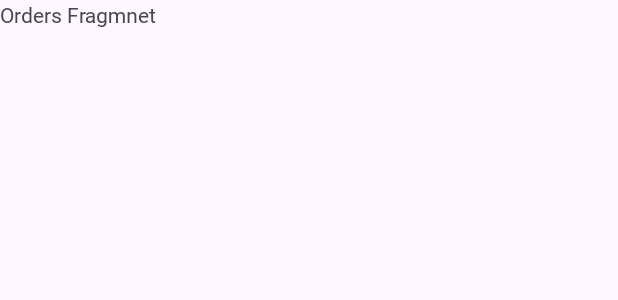
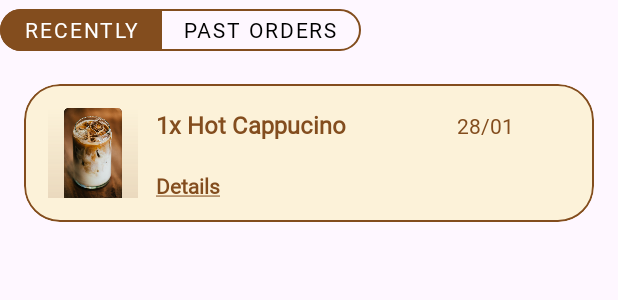
Before and after one commit to AhmedSamy02/BrewBuddy, an Android app: the layout fragment_order.xml on its own in the app's theme, with its tools: preview values and no code run, on a phone screen of 412 x 824 dp. Shown: the top 300 px of the screen. Run offline under Robolectric (Android 15) with nearby library versions, the phone set to English and light mode, and no system bars.

Commit message:
Order History UI

```diff
--- a/app/build.gradle.kts
+++ b/app/build.gradle.kts
@@ -80,4 +80,5 @@ dependencies {
 
 
 
+
 }
--- /dev/null
+++ b/app/src/main/res/color/segment_bg_selector.xml
@@ -0,0 +1,5 @@
+<?xml version="1.0" encoding="utf-8"?>
+<selector xmlns:android="http://schemas.android.com/apk/res/android">
+    <item android:color="#834D1E" android:state_checked="true"/>
+    <item android:color="@android:color/transparent"/>
+</selector>
--- /dev/null
+++ b/app/src/main/res/color/segment_text_selector.xml
@@ -0,0 +1,6 @@
+<?xml version="1.0" encoding="utf-8"?>
+<selector xmlns:android="http://schemas.android.com/apk/res/android">
+    <item android:color="#FFFFFF" android:state_checked="true"/>
+    <item android:color="#000000" android:state_checked="false"/>
+    <item android:color="@android:color/transparent"/>
+</selector><?xml version="1.0" encoding="utf-8"?>
--- a/app/src/main/res/layout/fragment_order.xml
+++ b/app/src/main/res/layout/fragment_order.xml
@@ -1,14 +1,43 @@
 <?xml version="1.0" encoding="utf-8"?>
-<FrameLayout xmlns:android="http://schemas.android.com/apk/res/android"
+<LinearLayout xmlns:android="http://schemas.android.com/apk/res/android"
     xmlns:tools="http://schemas.android.com/tools"
     android:layout_width="match_parent"
     android:layout_height="match_parent"
+    xmlns:app="http://schemas.android.com/apk/res-auto"
+    android:orientation="vertical"
     tools:context=".presentation.screens.order.OrderFragment">
 
     <!-- TODO: Update blank fragment layout -->
-    <TextView
+    <com.google.android.material.button.MaterialButtonToggleGroup
+        android:id="@+id/segmentGroup"
+        android:layout_width="wrap_content"
+        android:layout_height="wrap_content"
+        app:singleSelection="true"
+        app:selectionRequired="true"
+        app:checkedButton="@id/btn_recently">
+
+        <com.google.android.material.button.MaterialButton
+            android:id="@+id/btn_recently"
+            style="@style/SegmentButtonStyle"
+            android:layout_width="wrap_content"
+            android:layout_height="40dp"
+            android:text="Recently" />
+
+        <com.google.android.material.button.MaterialButton
+            android:id="@+id/btn_past"
+            style="@style/SegmentButtonStyle"
+            android:layout_width="wrap_content"
+            android:layout_height="40dp"
+            android:text="past orders" />
+
+    </com.google.android.material.button.MaterialButtonToggleGroup>
+
+    <androidx.recyclerview.widget.RecyclerView
         android:layout_width="match_parent"
-        android:layout_height="match_parent"
-        android:text="Orders Fragmnet" />
+        android:layout_height="wrap_content"
+        tools:listitem="@layout/order_history_item"
+        app:layoutManager="androidx.recyclerview.widget.LinearLayoutManager"
+        />
 
-</FrameLayout>
+
+</LinearLayout>
--- /dev/null
+++ b/app/src/main/res/layout/order_history_item.xml
@@ -0,0 +1,87 @@
+<?xml version="1.0" encoding="utf-8"?>
+<androidx.constraintlayout.widget.ConstraintLayout xmlns:android="http://schemas.android.com/apk/res/android"
+    android:layout_width="match_parent"
+    android:layout_height="match_parent"
+    xmlns:app="http://schemas.android.com/apk/res-auto">
+
+    <com.google.android.material.card.MaterialCardView
+        android:layout_width="match_parent"
+        android:layout_height="wrap_content"
+        android:layout_margin="16dp"
+        app:cardCornerRadius="24dp"
+        app:cardBackgroundColor="#FCF2D9"
+        app:strokeColor="#834D1E"
+        app:strokeWidth="1dp"
+        app:layout_constraintTop_toTopOf="parent">
+
+        <LinearLayout
+            android:layout_width="match_parent"
+            android:layout_height="wrap_content"
+            android:orientation="horizontal"
+            android:padding="16dp">
+
+            <ImageView
+                android:id="@+id/imgProduct"
+                android:layout_width="60dp"
+                android:layout_height="60dp"
+                android:scaleType="fitCenter"
+                android:src="@drawable/sample"
+                android:background="@drawable/coffee_card_gradient" />
+
+            <LinearLayout
+                android:layout_width="0dp"
+                android:layout_height="match_parent"
+                android:layout_weight="1"
+                android:orientation="vertical"
+                android:layout_marginStart="12dp"
+                android:gravity="center_vertical">
+
+                <LinearLayout
+                    android:layout_width="match_parent"
+                    android:layout_height="wrap_content"
+                    android:orientation="horizontal"
+                    android:weightSum="3"
+                    android:layout_marginBottom="16dp">
+
+                    <TextView
+                        android:id="@+id/orderQuantity_tv"
+                        android:layout_width="wrap_content"
+                        android:layout_height="wrap_content"
+                        android:text="1x "
+                        android:textStyle="bold"
+                        android:textColor="#834D1E"
+                        android:textSize="16sp"/>
+                    <TextView
+                        android:id="@+id/orderName_tv"
+                        android:layout_width="wrap_content"
+                        android:layout_height="wrap_content"
+                        android:text="Hot Cappucino"
+                        android:textStyle="bold"
+                        android:textColor="#834D1E"
+                        android:textSize="16sp"
+                        android:layout_weight="2"/>
+
+                    <TextView
+                        android:id="@+id/date_tv"
+                        android:layout_width="wrap_content"
+                        android:layout_height="wrap_content"
+                        android:text="28/01"
+                        android:textColor="#834D1E"
+                        android:textSize="14sp"
+                        android:layout_weight="1"/>
+                </LinearLayout>
+
+                <TextView
+                    android:id="@+id/details_tv"
+                    android:layout_width="wrap_content"
+                    android:layout_height="wrap_content"
+                    android:text="@string/details"
+                    android:textStyle="bold"
+                    android:textColor="#834D1E"
+                    android:layout_marginTop="4dp"/>
+            </LinearLayout>
+
+        </LinearLayout>
+    </com.google.android.material.card.MaterialCardView>
+
+</androidx.constraintlayout.widget.ConstraintLayout>
--- a/app/src/main/res/values/strings.xml
+++ b/app/src/main/res/values/strings.xml
@@ -28,4 +28,5 @@
     <string name="double_espresso_with_condensed_milk_served_cold">Double espresso with condensed milk, served cold</string>
     <string name="drink_image">Drink Image</string>
     <string name="close">Close</string>
+    <string name="details"><u>Details</u></string>
 </resources>
--- /dev/null
+++ b/app/src/main/res/values/styles.xml
@@ -0,0 +1,19 @@
+<?xml version="1.0" encoding="utf-8"?>
+<resources>
+
+    <style name="SegmentButtonStyle" parent="Widget.MaterialComponents.Button.OutlinedButton">
+        <item name="shapeAppearance">@style/SegmentShape</item>
+        <item name="android:textColor">@color/segment_text_selector</item>
+        <item name="strokeColor">#834D1E</item>
+        <item name="strokeWidth">1dp</item>
+        <item name="android:insetLeft">0dp</item>
+        <item name="android:insetRight">0dp</item>
+        <item name="backgroundTint">@color/segment_bg_selector</item>
+    </style>
+
+    <style name="SegmentShape">
+        <item name="cornerFamily">rounded</item>
+        <item name="cornerSize">50%</item>
+    </style>
+
+</resources>
```
Also changed, not shown: app/src/main/res/values/colors.xml (line endings or trailing spaces).
